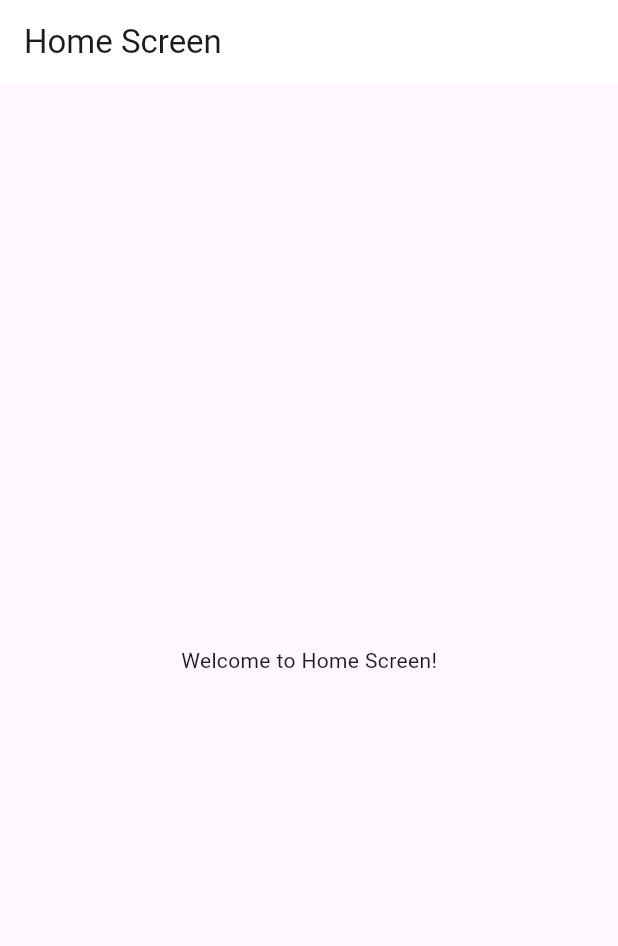
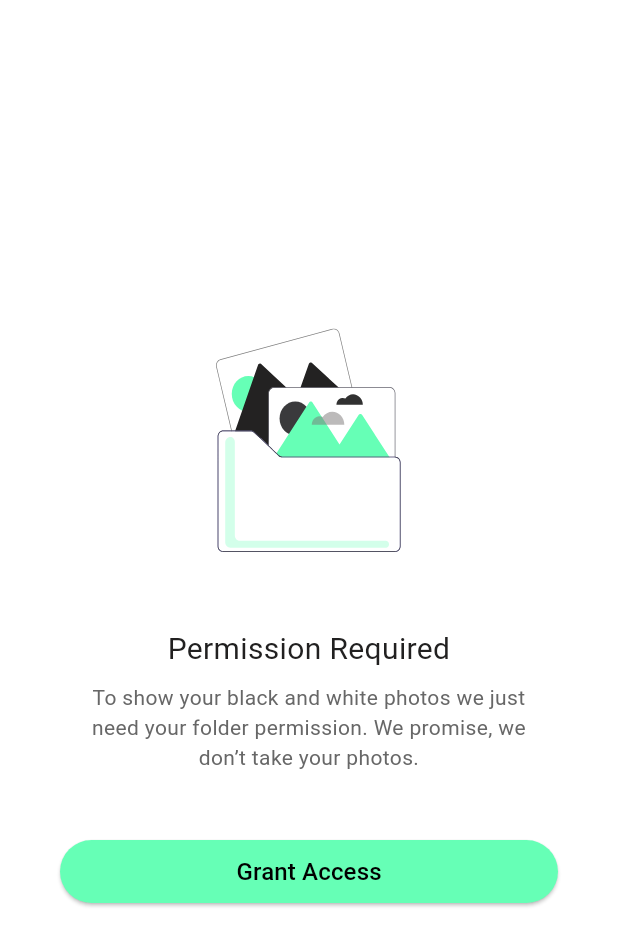
Before and after one commit to sifat004bk/cheq-your-awesome-gallery, a Flutter app: the screen it shows after launch, on a phone screen of 412 x 824 dp. Shown: the top 946 px of the screen. Run offline on Flutter 3.47's test engine with Material 3 defaults, Android fonts, the phone set to English and light mode, and no system bars; our stand-ins replace bloc, device_info_plus, equatable, flutter_bloc, flutter_svg, get_it and 3 more.

Commit message:
YAG: Design permission screen

```diff
--- a/cheq_your_awesome_gallery/lib/feature/onboarding/screens/permission_screen.dart
+++ b/cheq_your_awesome_gallery/lib/feature/onboarding/screens/permission_screen.dart
@@ -1,13 +1,116 @@
+import 'package:cheq_your_awesome_gallery/core/di/service_locator.dart';
+import 'package:cheq_your_awesome_gallery/resources/asset_helper.dart';
+import 'package:cheq_your_awesome_gallery/resources/colors.dart';
+import 'package:cheq_your_awesome_gallery/resources/text_styles.dart';
 import 'package:flutter/material.dart';
+import 'package:flutter_bloc/flutter_bloc.dart';
+import 'package:cheq_your_awesome_gallery/feature/onboarding/cubit/permission_cubit.dart';
+import 'package:cheq_your_awesome_gallery/feature/onboarding/cubit/permission_state.dart';
+import 'package:flutter_svg/flutter_svg.dart';
 
-class PermissionScreen extends StatelessWidget {
+class PermissionScreen extends StatefulWidget {
   const PermissionScreen({super.key});
+
+  @override
+  State<PermissionScreen> createState() => _PermissionScreenState();
+}
+
+class _PermissionScreenState extends State<PermissionScreen> {
+  late PermissionCubit permissionCubit;
+
+  @override
+  void initState() {
+    super.initState();
+    permissionCubit = gi.get<PermissionCubit>();
+    permissionCubit.requestPermission();
+  }
+
+  @override
+  void dispose() {
+    permissionCubit.close();
+    super.dispose();
+  }
 
   @override
   Widget build(BuildContext context) {
     return Scaffold(
-      appBar: AppBar(title: Text('Home Screen')),
-      body: Center(child: Text('Welcome to Home Screen!')),
+      backgroundColor: Colors.white,
+      body: SafeArea(
+        child: BlocConsumer<PermissionCubit, PermissionState>(
+          listener: _onPermissionChanged,
+          bloc: permissionCubit,
+          builder: (context, state) {
+              return permissionRequiredWidget();
+              },
+        ),
+      ),
+    );
+  }
+
+  Widget permissionRequiredWidget() {
+    return Column(
+      mainAxisAlignment: MainAxisAlignment.center,
+      children: [
+        _buildCentralImage(),
+        const SizedBox(height: 42),
+        _buildTitle(),
+        const SizedBox(height: 8),
+        _buildDescription(),
+        const SizedBox(height: 42),
+        _buildButton(),
+      ],
+    );
+  }
+
+  void _onPermissionChanged(BuildContext context, PermissionState state) {
+    if (state is PermissionGrantedState) {}
+  }
+
+  Widget _buildCentralImage() {
+    return SvgPicture.asset(AssetHelper.permissionImage);
+  }
+
+  Text _buildTitle() {
+    return Text(
+      'Permission Required',
+      style: AppTextStyles.permissionTitleStyle,
+      textAlign: TextAlign.center,
+    );
+  }
+
+  Widget _buildDescription() {
+    return Padding(
+      padding: const EdgeInsets.symmetric(horizontal: 53),
+      child: Text(
+        '''To show your black and white photos we just need your folder permission. We promise, we don’t take your photos.''',
+        style: AppTextStyles.permissionDescriptionStyle,
+        textAlign: TextAlign.center,
+      ),
+    );
+  }
+
+  Widget _buildButton() {
+    return Padding(
+      padding: const EdgeInsets.symmetric(horizontal: 40),
+      child: ElevatedButton(
+        onPressed: () {
+          if (permissionCubit.state is PermissionGrantedState) {
+            // navigate to next page
+          } else if (permissionCubit.state is PermissionPermanentlyDeniedState) {
+            //todo request permission from settings
+          } else {
+            permissionCubit.requestPermission();
+          }
+        },
+        style: ElevatedButton.styleFrom(
+          minimumSize: const Size.fromHeight(42),
+          backgroundColor: AppColor.buttonFillColor,
+        ),
+        child: Text(
+          'Grant Access',
+          style: AppTextStyles.buttonTextStyle,
+        ),
+      ),
     );
   }
 }
```
